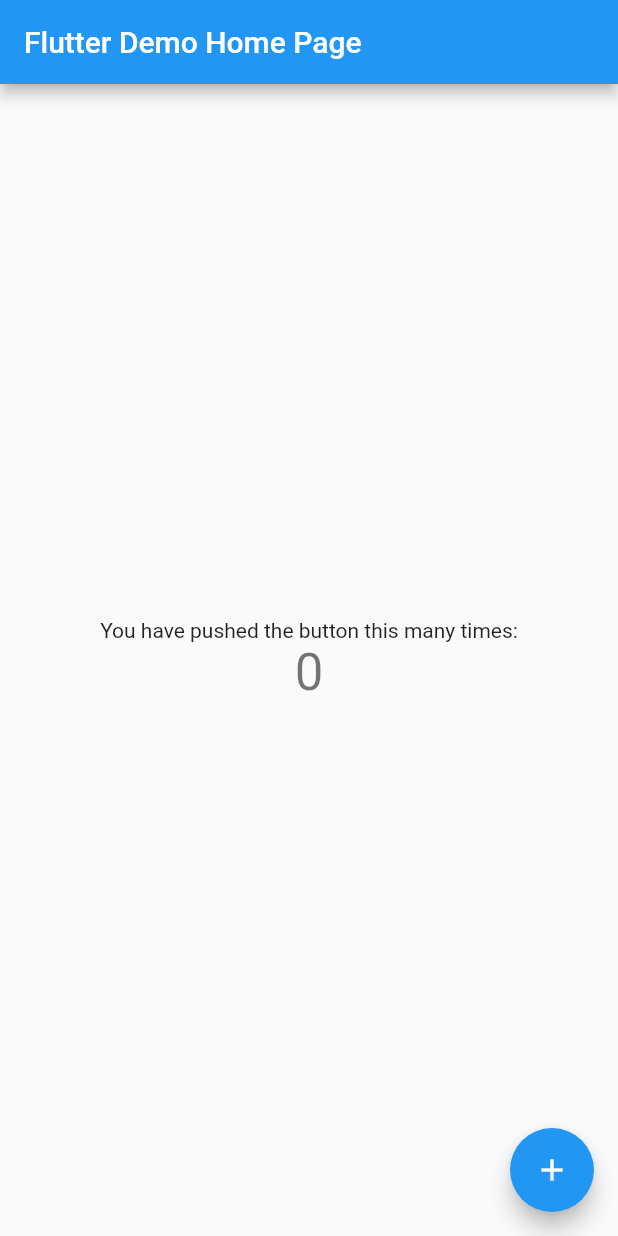
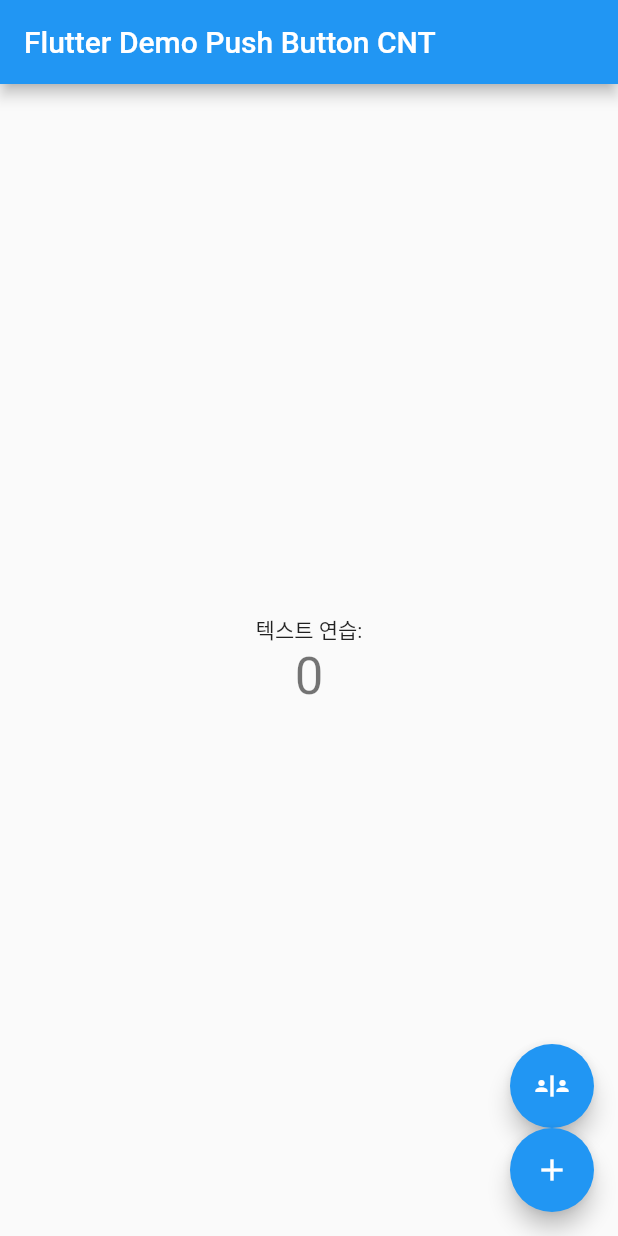
Before and after one commit to YJKimSleepyWorker/DartPractice, a Flutter app: the screen it shows after launch, on a phone screen of 412 x 824 dp. Run offline on Flutter 3.47's test engine with Material 2 defaults, Android fonts, the light colour scheme and no system bars.

Commit message:
디크리먼트 버튼 1개 추가
Amend로 추가

```diff
--- a/flutter_application_darttest1/lib/main.dart
+++ b/flutter_application_darttest1/lib/main.dart
@@ -24,7 +24,7 @@
         // is not restarted.
         primarySwatch: Colors.blue,
       ),
-      home: const MyHomePage(title: 'Flutter Demo Home Page'),
+      home: const MyHomePage(title: 'Flutter Demo Push Button CNT'),
     );
   }
 }
@@ -58,6 +58,16 @@
       // _counter without calling setState(), then the build method would not be
       // called again, and so nothing would appear to happen.
       _counter++;
+    });
+  }
+    void _decrementCounter() {
+    setState(() {
+      // This call to setState tells the Flutter framework that something has
+      // changed in this State, which causes it to rerun the build method below
+      // so that the display can reflect the updated values. If we changed
+      // _counter without calling setState(), then the build method would not be
+      // called again, and so nothing would appear to happen.
+      _counter--;
     });
   }
 
@@ -96,7 +106,7 @@
           mainAxisAlignment: MainAxisAlignment.center,
           children: <Widget>[
             const Text(
-              'You have pushed the button this many times:',
+              '텍스트 연습:',
             ),
             Text(
               '$_counter',
@@ -105,11 +115,24 @@
           ],
         ),
       ),
-      floatingActionButton: FloatingActionButton(
-        onPressed: _incrementCounter,
-        tooltip: 'Increment',
-        child: const Icon(Icons.add),
+      floatingActionButton: Column(
+        mainAxisSize: MainAxisSize.min,
+        children: [
+          FloatingActionButton(
+            child: const Icon(
+              Icons.safety_divider
+              ),
+            onPressed: _decrementCounter,
+          ),
+          FloatingActionButton(
+          onPressed: _incrementCounter,
+          tooltip: 'Increment',
+          child: const Icon(Icons.add),
+        ), // This trailing comma makes auto-formatting nicer for build methods.
+
+        ],
       ), // This trailing comma makes auto-formatting nicer for build methods.
+
     );
   }
 }
```
